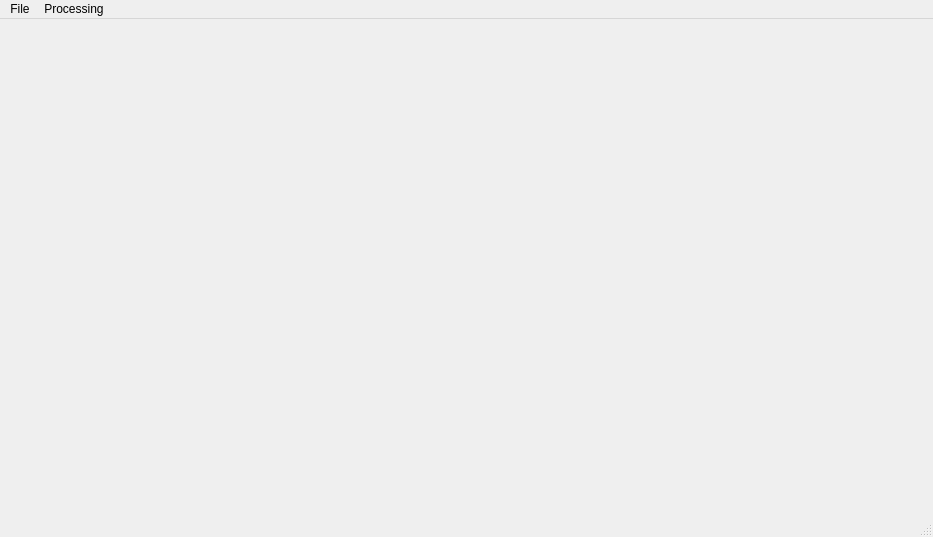
Qt form ui/main_window.ui (EBSP-Indexer/EBSP-Indexer) before a commit.
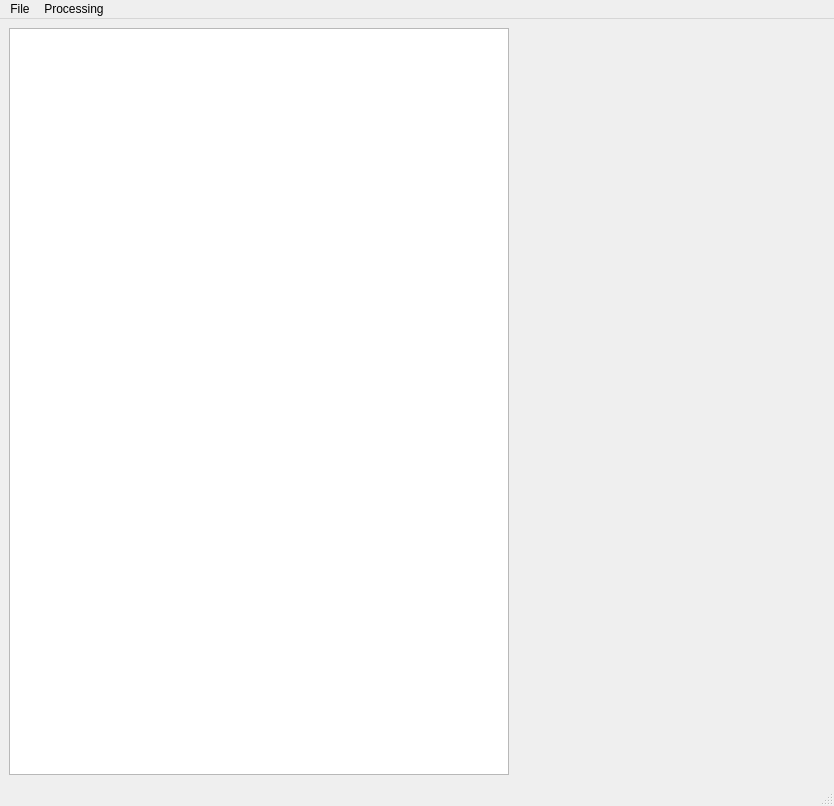
The same form after that commit.

Commit message: Upgraded to Pyside6, added file view window

```diff
--- a/ui/main_window.ui
+++ b/ui/main_window.ui
@@ -6,8 +6,8 @@
    <rect>
     <x>0</x>
     <y>0</y>
-    <width>933</width>
-    <height>537</height>
+    <width>834</width>
+    <height>806</height>
    </rect>
   </property>
   <property name="windowTitle">
@@ -20,14 +20,47 @@
    <bool>false</bool>
   </property>
   <widget class="QWidget" name="centralwidget">
-   <layout class="QGridLayout" name="gridLayout"/>
+   <layout class="QGridLayout" name="gridLayout" columnstretch="0,1">
+    <item row="0" column="1">
+     <spacer name="horizontalSpacer">
+      <property name="orientation">
+       <enum>Qt::Horizontal</enum>
+      </property>
+      <property name="sizeHint" stdset="0">
+       <size>
+        <width>40</width>
+        <height>20</height>
+       </size>
+      </property>
+     </spacer>
+    </item>
+    <item row="0" column="0">
+     <widget class="QTreeView" name="systemViewer">
+      <property name="minimumSize">
+       <size>
+        <width>500</width>
+        <height>0</height>
+       </size>
+      </property>
+      <property name="styleSheet">
+       <string notr="true"/>
+      </property>
+      <property name="animated">
+       <bool>true</bool>
+      </property>
+      <attribute name="headerStretchLastSection">
+       <bool>true</bool>
+      </attribute>
+     </widget>
+    </item>
+   </layout>
   </widget>
   <widget class="QMenuBar" name="menubar">
    <property name="geometry">
     <rect>
      <x>0</x>
      <y>0</y>
-     <width>933</width>
+     <width>834</width>
      <height>26</height>
     </rect>
    </property>
```
Left out of the diff: 5 changed lines with no effect on the pictures. The commit also changes 7 other files.
